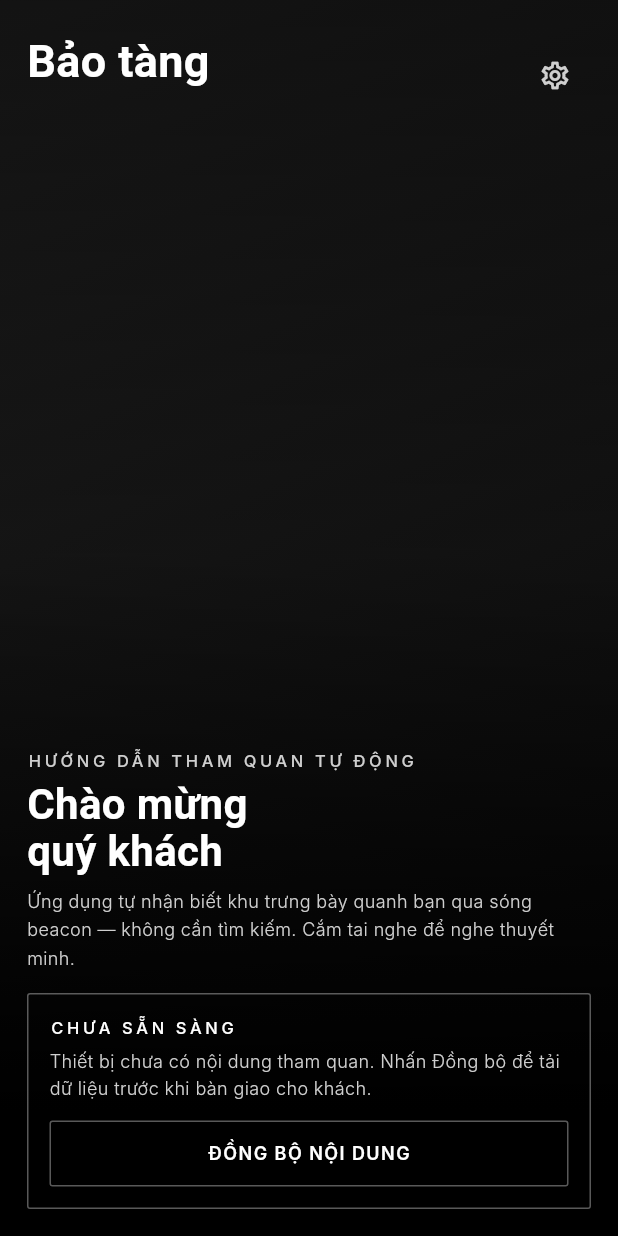
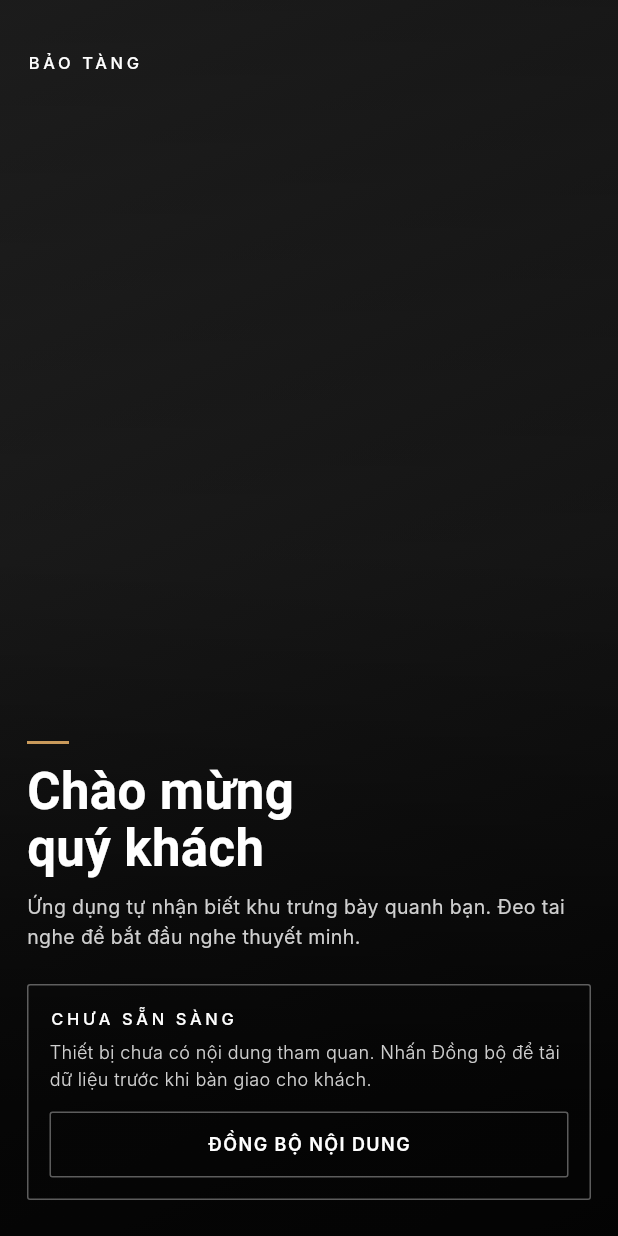
Before and after one commit to vamamurin/beacon-client, a Flutter app: the screen it shows after launch, on a phone screen of 412 x 824 dp. Run offline on Flutter 3.47's test engine with Material 3 defaults, Android fonts, the phone set to English and light mode, and no system bars; our stand-ins replace battery_plus, flutter_blue_plus, just_audio, permission_handler, shared_preferences; missing offline and left inert: audio_session; Roboto replaces fonts that are missing (Inter, PlayfairDisplay); statements that could not run were skipped.

Commit message:
refactor(ui)-gatescreen

```diff
--- a/lib/presentation/gate/gate_screen.dart
+++ b/lib/presentation/gate/gate_screen.dart
@@ -96,71 +96,76 @@ class _GateScreenState extends State<GateScreen> with WidgetsBindingObserver {
             child: Column(
               crossAxisAlignment: CrossAxisAlignment.stretch,
               children: [
-                // Wordmark, top-left.
+                // Tên bảo tàng, top-left — HẠ CẤP từ wordmark 30px xuống
+                // kicker: màn hình chỉ được có MỘT tiêu đề, và tiêu đề đó là
+                // khối "Chào mừng" phía dưới. Tên bảo tàng vẫn hiện diện,
+                // nhưng nhường vai chính.
+                //
+                // Lối vào Cài đặt là LONG-PRESS lên tên bảo tàng — khớp thiết
+                // kế đã ghi trong settings_screen.dart. Nút icon hiện rõ trước
+                // đây để khách bấm được vào màn có URL máy chủ; chức năng
+                // (route + điều kiện) giữ nguyên, chỉ đổi cách kích hoạt.
                 Padding(
                   padding: const EdgeInsets.fromLTRB(18, 26, 18, 0),
-                  child: Row(
-                    crossAxisAlignment: CrossAxisAlignment.start,
-                    children: [
-                      Expanded(
-                        child: Text(
-                          museumName,
-                          style:
-                              AppText.wordmark.copyWith(color: t.inkOnImage),
+                  child: Align(
+                    alignment: Alignment.centerLeft,
+                    child: Semantics(
+                      label: museumName,
+                      onLongPressHint: 'Mở cài đặt (dành cho nhân viên)',
+                      child: GestureDetector(
+                        behavior: HitTestBehavior.opaque,
+                        onLongPress: () => Navigator.of(context)
+                            .pushNamed(AppRouter.settingsRoute),
+                        child: Padding(
+                          // Nới vùng chạm của long-press mà không xê chữ.
+                          padding: const EdgeInsets.symmetric(vertical: 8),
+                          child: Text(
+                            museumName.toUpperCase(),
+                            style: AppText.kicker
+                                .copyWith(color: t.inkOnImage),
+                          ),
                         ),
                       ),
-                      // Nằm trên HeroImage -> họ on-image, không phải t.ink.
-                      // mutedOnImage chứ không inkOnImage: đây là chức năng
-                      // phụ, không được cạnh tranh thị giác với wordmark.
-                      Semantics(
-                        button: true,
-                        label: 'Cài đặt',
-                        child: IconButton(
-                          icon: Icon(Icons.settings_outlined,
-                              color: t.mutedOnImage, size: 22),
-                          // IconButton mặc định đã 48x48 — đủ tap target.
-                          tooltip: 'Cài đặt',
-                          onPressed: () => Navigator.of(context)
-                              .pushNamed(AppRouter.settingsRoute),
-                        ),
-                      ),
-                    ],
+                    ),
                   ),
                 ),
                 const Spacer(),
 
-                // Welcome text block, bottom.
+                // Welcome text block, bottom. Kicker "HƯỚNG DẪN THAM QUAN TỰ
+                // ĐỘNG" đã bỏ: chữ hoa tiếng Việt có dấu + tracking rộng đọc
+                // lởm chởm, và nội dung của nó đã nằm trong câu dẫn bên dưới.
                 Padding(
                   padding: const EdgeInsets.fromLTRB(18, 0, 18, 0),
                   child: Column(
                     crossAxisAlignment: CrossAxisAlignment.start,
                     mainAxisSize: MainAxisSize.min,
                     children: [
-                      Text('Hướng dẫn tham quan tự động'.toUpperCase(),
-                          style: AppText.kicker.copyWith(color: t.mutedOnImage)),
-                      const SizedBox(height: 6),
+                      // Điểm nhấn màu duy nhất của màn hình — phá thế đơn sắc
+                      // trắng/xám/đen. Trang trí thuần tuý nên không Semantics.
+                      Container(width: 28, height: 2, color: t.accent),
+                      const SizedBox(height: 12),
                       Text('Chào mừng\nquý khách',
-                          style:
-                              AppText.heroTitle.copyWith(color: t.inkOnImage)),
-                      const SizedBox(height: 8),
+                          style: AppText.welcomeTitle
+                              .copyWith(color: t.inkOnImage)),
+                      const SizedBox(height: 10),
                       Text(
-                        'Ứng dụng tự nhận biết khu trưng bày quanh bạn qua '
-                        'sóng beacon — không cần tìm kiếm. Cắm tai nghe để '
-                        'nghe thuyết minh.',
-                        style: AppText.guidance
-                            .copyWith(color: t.mutedOnImage, height: 1.6),
+                        // Rút từ 3 ý còn 2: "không cần tìm kiếm" là hệ quả
+                        // của "tự nhận biết", không cần nói riêng.
+                        'Ứng dụng tự nhận biết khu trưng bày quanh bạn. '
+                        'Đeo tai nghe để bắt đầu nghe thuyết minh.',
+                        style: AppText.lede.copyWith(color: t.mutedOnImage),
                       ),
                     ],
                   ),
                 ),
 
-                const SizedBox(height: 14),
+                const SizedBox(height: 22),
 
                 // Bottom action area. Rebuilds on BLE-status change (grant /
                 // enable BT) via bleStatus, and on session change via the outer
                 // watch. Branches: BLE not ready -> needs sync -> Start.
                 Padding(
-                  padding: const EdgeInsets.fromLTRB(18, 0, 18, 18),
+                  padding: const EdgeInsets.fromLTRB(18, 0, 18, 24),
                   child: ValueListenableBuilder<StartupStatus>(
                     valueListenable: startup.bleStatus,
                     builder: (context, bleStatus, _) => _buildAction(
@@ -192,6 +197,12 @@ class _GateScreenState extends State<GateScreen> with WidgetsBindingObserver {
 }
 
 /// Visitor CTA, on the image: white fill, dark label, at every theme.
+///
+/// FIX: bản trước fill alpha 0.35 với chữ CÙNG MÀU fill — trắng trên trắng
+/// mờ, trông như nút disabled. Giờ implementation mới khớp câu doc phía trên:
+/// nền [ctaOnImageFill] đặc, chữ [ctaOnImageInk]. Trạng thái disabled cũng
+/// chuyển hẳn sang họ on-image (fill mờ + chữ mờ) thay vì mượn `ctaDisabled`
+/// của họ surface — màn này toàn bộ on-image, không được đổi màu theo theme.
 class _StartButton extends StatelessWidget {
   final bool enabled;
   final VoidCallback onPressed;
@@ -200,20 +211,35 @@ class _StartButton extends StatelessWidget {
   @override
   Widget build(BuildContext context) {
     final t = context.tokens;
+    final fg = enabled
+        ? t.ctaOnImageInk
+        : t.ctaOnImageInk.withValues(alpha: 0.45);
     return Semantics(
       button: true,
+      enabled: enabled,
       label: 'Bắt đầu tham quan',
       child: Material(
-        color: enabled ? t.ctaOnImageFill : t.ctaDisabled,
+        color: enabled
+            ? t.ctaOnImageFill
+            : t.ctaOnImageFill.withValues(alpha: 0.55),
         borderRadius: t.sharpAll,
         child: InkWell(
           onTap: enabled ? onPressed : null,
           borderRadius: t.sharpAll,
           child: Container(
-            height: 48, // >= 48dp tap target (accessibility)
+            height: 52, // >= 48dp tap target (accessibility)
             alignment: Alignment.center,
-            child: Text('Bắt đầu tham quan'.toUpperCase(),
-                style: AppText.button.copyWith(color: t.ctaOnImageInk)),
+            child: Row(
+              mainAxisSize: MainAxisSize.min,
+              children: [
+                // Icon nhắc lại lời dẫn "đeo tai nghe" — trang trí, đã có
+                // label ở Semantics bên ngoài.
+                Icon(Icons.headphones, size: 16, color: fg),
+                const SizedBox(width: 8),
+                Text('Bắt đầu tham quan'.toUpperCase(),
+                    style: AppText.button.copyWith(color: fg)),
+              ],
+            ),
           ),
         ),
       ),
--- a/lib/presentation/theme/app_text.dart
+++ b/lib/presentation/theme/app_text.dart
@@ -46,6 +46,16 @@ abstract final class AppText {
     fontWeight: FontWeight.w600,
     fontSize: 28,
     height: 1.10,
+  );
+
+  /// Tiêu đề màn chào (Gate) — CỐ Ý tách khỏi [heroTitle]: Gate là màn duy
+  /// nhất có ~55% không gian trống nên chịu được cỡ 34; màn 3 dùng [heroTitle]
+  /// 28 trên hero 250px thì không. Đổi cỡ ở đây không được ảnh hưởng màn 3.
+  static const TextStyle welcomeTitle = TextStyle(
+    fontFamily: AppFonts.serif,
+    fontWeight: FontWeight.w600,
+    fontSize: 34,
+    height: 1.12,
   );
 
   /// Zone card title.
@@ -122,6 +132,16 @@ abstract final class AppText {
     height: 1.5,
   );
 
+  /// Đoạn dẫn nhập của màn chào — chỉ dẫn quan trọng nhất khách sẽ đọc, nên
+  /// KHÔNG dùng [guidance] (12/w300 đọc như chữ in nhỏ). w400 vì chữ sáng
+  /// trên nền tối render mảnh hơn thực tế (halation).
+  static const TextStyle lede = TextStyle(
+    fontFamily: AppFonts.sans,
+    fontWeight: FontWeight.w400,
+    fontSize: 13,
+    height: 1.55,
+  );
+
   /// Thân bài các mục dưới fold. Gom từ _bodyStyle private ở màn 4.
   static const TextStyle body = TextStyle(
     fontFamily: AppFonts.sans,
```
Also changed, not shown: lib/presentation/theme/museum_tokens.dart (+27 -1 lines).
